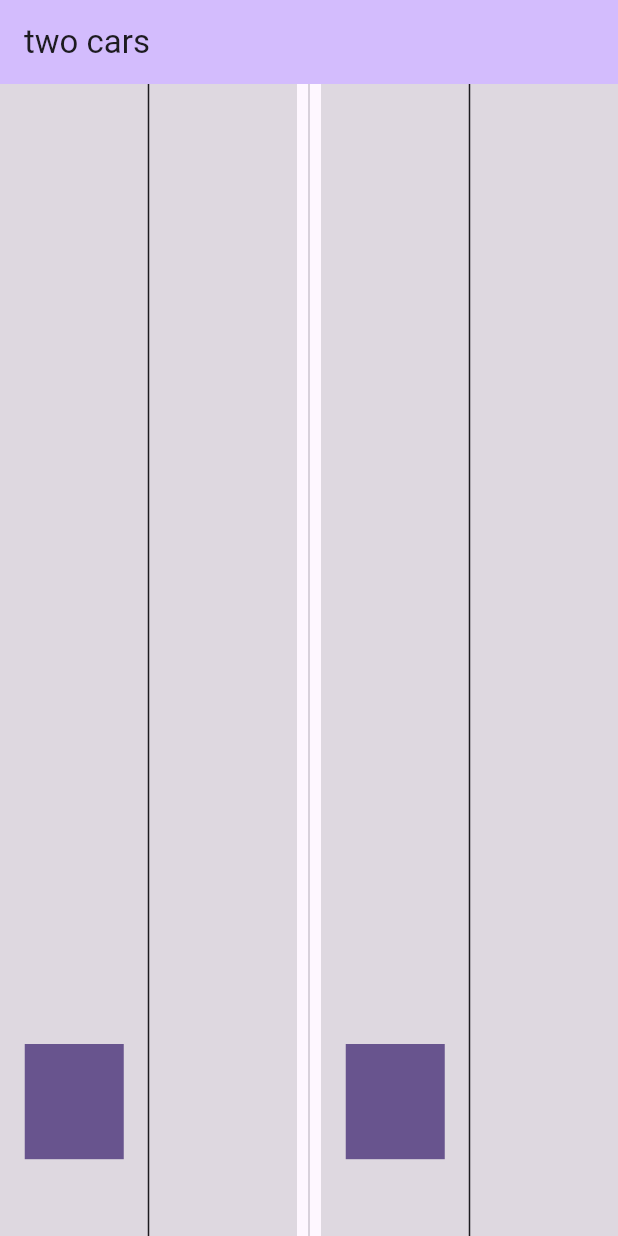
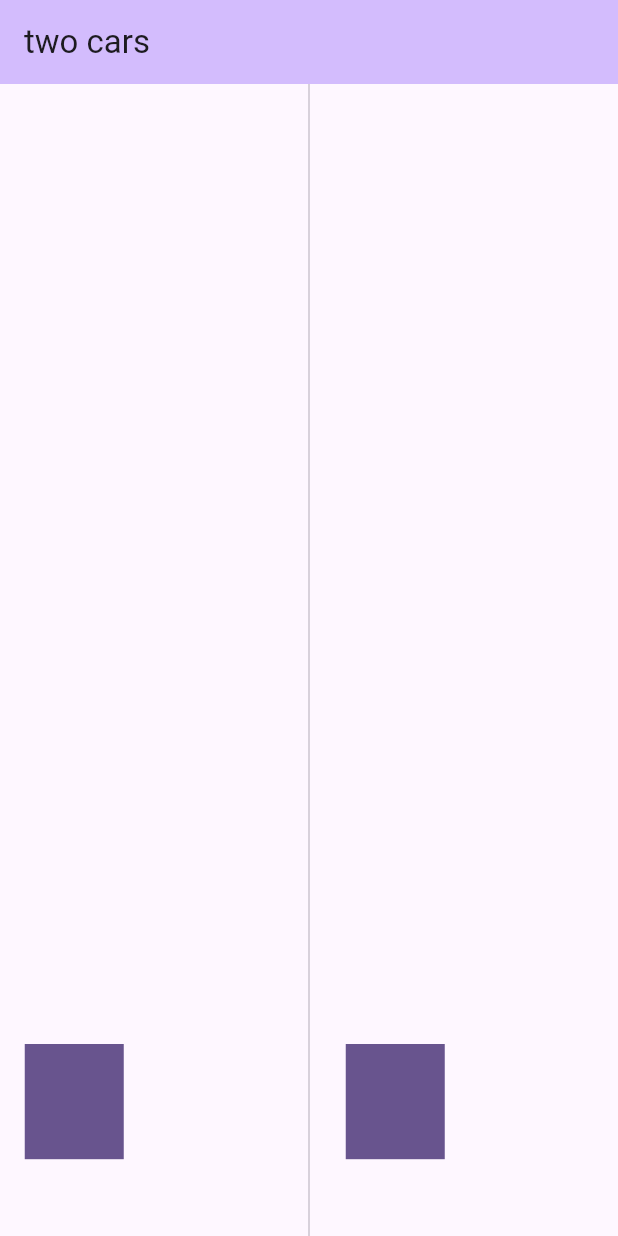
Before and after one commit to B1LLP4RK/two_cars, a Flutter app: the screen it shows after launch, on a phone screen of 412 x 824 dp. Run offline on Flutter 3.47's test engine with Material 3 defaults, Android fonts, the phone set to English and light mode, and no system bars.

Commit message:
refactor code

```diff
--- /dev/null
+++ b/lib/course_widget.dart
@@ -0,0 +1,221 @@
+import 'dart:math';
+
+import 'package:flutter/material.dart';
+import 'package:provider/provider.dart';
+import 'package:two_cars/model/course_object_model.dart';
+import 'dart:async';
+
+import 'package:two_cars/square_block_widget.dart';
+
+class CourseWidget extends StatefulWidget {
+  const CourseWidget({super.key});
+
+  @override
+  State<CourseWidget> createState() => _CourseWidgetState();
+}
+
+class InvalidCarLocationError extends Error {}
+
+class _CourseWidgetState extends State<CourseWidget> {
+  int carLocation = 0;
+  void toggleCarLocation() {
+    if (carLocation == 0) {
+      carLocation = 1;
+    } else if (carLocation == 1) {
+      carLocation = 0;
+    } else {
+      throw InvalidCarLocationError();
+    }
+  }
+
+  @override
+  Widget build(BuildContext context) {
+    double horizontalCarLocation(double courseWidth, double carWidth) {
+      double minimumFromLeft = (courseWidth / 2 - carWidth) / 2;
+      if (carLocation == 0) {
+        return minimumFromLeft;
+      } else if (carLocation == 1) {
+        return minimumFromLeft + courseWidth / 2;
+      }
+      throw InvalidCarLocationError();
+    }
+
+    return ChangeNotifierProvider(
+      create: (context) => CourseObjectModel(),
+      builder: (context, child) {
+        return LayoutBuilder(
+          builder: (context, constraints) {
+            double courseWidth = constraints.maxWidth;
+            double carWidth = courseWidth / 3;
+            double courseLength = constraints.maxHeight;
+            return GestureDetector(
+              child: Stack(
+                children: [
+                  BackgroundLayer(),
+                  CourseObjectsLayer(),
+                  CarWidgetLayer(
+                    courseLength: courseLength,
+                    courseWidth: courseWidth,
+                    carWidth: carWidth,
+                    horizontalCarLocation: horizontalCarLocation(
+                      courseWidth,
+                      carWidth,
+                    ),
+                  ),
+                ],
+              ),
+              onTap: () {
+                setState(() {
+                  toggleCarLocation();
+                });
+              },
+            );
+          },
+        );
+      },
+    );
+  }
+}
+
+class CarWidgetLayer extends StatelessWidget {
+  const CarWidgetLayer({
+    super.key,
+    required this.courseLength,
+    required this.courseWidth,
+    required this.carWidth,
+    required this.horizontalCarLocation,
+  });
+
+  final double courseLength;
+  final double courseWidth;
+  final double carWidth;
+  final double horizontalCarLocation;
+
+  @override
+  Widget build(BuildContext context) {
+    return AnimatedPositioned(
+      duration: Duration(milliseconds: 100),
+      bottom: courseLength / 15,
+      left: horizontalCarLocation,
+      child: Container(
+        color: ColorScheme.of(context).primary,
+        width: carWidth,
+        height: courseLength / 10,
+      ),
+    );
+  }
+}
+
+class CourseObjectsLayer extends StatefulWidget {
+  @override
+  State<CourseObjectsLayer> createState() => _CourseObjectsLayerState();
+}
+
+class _CourseObjectsLayerState extends State<CourseObjectsLayer>
+    with TickerProviderStateMixin {
+  late Timer _timer;
+  static final random = Random();
+  @override
+  void initState() {
+    _timer = Timer.periodic(Duration(seconds: 1), (timer) {
+      CourseObjectModel courseObjectModel = Provider.of<CourseObjectModel>(
+        context,
+        listen: false,
+      );
+      AnimationController animation = AnimationController(
+        vsync: this,
+        duration: Duration(seconds: 1),
+      );
+
+      animation.forward().whenComplete(() {
+        animation.dispose();
+        courseObjectModel.removeSquareBlock(Lane.leftLane);
+      });
+      SquareBlock squareBlock = SquareBlock(
+        animation.drive(
+          AlignmentTween(begin: Alignment(0.5, -0.5), end: Alignment(0.5, 1.5)),
+        ),
+      );
+      if (random.nextBool()) {
+        courseObjectModel.addSquareBlock(Lane.leftLane, squareBlock);
+      } else {
+        courseObjectModel.addSquareBlock(Lane.rightLane, squareBlock);
+      }
+    });
+    super.initState();
+  }
+
+  @override
+  void dispose() {
+    _timer.cancel();
+    super.dispose();
+  }
+
+  @override
+  Widget build(BuildContext context) {
+    List<SquareBlock> leftSquares = Provider.of<CourseObjectModel>(
+      context,
+    ).leftLaneSquareBlockList;
+    List<SquareBlock> rightSquares = Provider.of<CourseObjectModel>(
+      context,
+    ).rightLaneSquareBlockList;
+    return Row(
+      children: [
+        Expanded(
+          child: Stack(
+            children: leftSquares.map((leftsquare) {
+              return FallingWidget(
+                animation: leftsquare.animation as Animation<Alignment>,
+                child: SquareBlockWidget(),
+              );
+            }).toList(),
+          ),
+        ),
+        Expanded(child: Stack(children: [])),
+      ],
+    );
+  }
+}
+
+class FallingWidget extends StatefulWidget {
+  final Animation<Alignment> animation;
+  final Widget child;
+  const FallingWidget({
+    super.key,
+    required this.animation,
+    required this.child,
+  });
+
+  @override
+  State<FallingWidget> createState() => _FallingWidgetState();
+}
+
+class _FallingWidgetState extends State<FallingWidget> {
+  @override
+  void initState() {
+    widget.animation.addListener(() {
+      setState(() {});
+    });
+    super.initState();
+  }
+
+  @override
+  Widget build(BuildContext context) {
+    return Align(alignment: widget.animation.value, child: widget.child);
+  }
+}
+
+class BackgroundLayer extends StatelessWidget {
+  const BackgroundLayer({super.key});
+
+  @override
+  Widget build(BuildContext context) {
+    return Row(
+      children: [
+        Expanded(child: ColoredBox(color: Colors.lightBlue)),
+        Divider(),
+        Expanded(child: ColoredBox(color: Colors.lightBlue)),
+      ],
+    );
+  }
+}
--- a/lib/main.dart
+++ b/lib/main.dart
@@ -1,11 +1,5 @@
-import 'dart:math';
-
 import 'package:flutter/material.dart';
-import 'package:provider/provider.dart';
-import 'package:two_cars/model/course_object_model.dart';
-import 'dart:async';
-
-import 'package:two_cars/square_block_widget.dart';
+import 'package:two_cars/course_widget.dart';
 
 void main() {
   runApp(const TwoCarsApp());
@@ -27,21 +21,16 @@
   }
 }
 
-class GameScreen extends StatefulWidget {
+class GameScreen extends StatelessWidget {
   const GameScreen({super.key, required this.title});
   final String title;
 
-  @override
-  State<GameScreen> createState() => _GameScreenState();
-}
-
-class _GameScreenState extends State<GameScreen> {
   @override
   Widget build(BuildContext context) {
     return Scaffold(
       appBar: AppBar(
         backgroundColor: Theme.of(context).colorScheme.inversePrimary,
-        title: Text(widget.title),
+        title: Text(title),
       ),
       body: Row(
         children: [
@@ -53,178 +42,3 @@
     );
   }
 }
-
-class CourseWidget extends StatefulWidget {
-  const CourseWidget({super.key});
-
-  @override
-  State<CourseWidget> createState() => _CourseWidgetState();
-}
-
-class InvalidCarLocationError extends Error {}
-
-class _CourseWidgetState extends State<CourseWidget> {
-  int carLocation = 0;
-  void toggleCarLocation() {
-    if (carLocation == 0) {
-      carLocation = 1;
-    } else if (carLocation == 1) {
-      carLocation = 0;
-    } else {
-      throw InvalidCarLocationError();
-    }
-  }
-
-  @override
-  Widget build(BuildContext context) {
-    double horizontalCarLocation(double courseWidth, double carWidth) {
-      double minimumFromLeft = (courseWidth / 2 - carWidth) / 2;
-      if (carLocation == 0) {
-        return minimumFromLeft;
-      } else if (carLocation == 1) {
-        return minimumFromLeft + courseWidth / 2;
-      }
-      throw InvalidCarLocationError();
-    }
-
-    return ChangeNotifierProvider(
-      create: (context) => CourseObjectModel(),
-      builder: (context, child) {
-        return LayoutBuilder(
-          builder: (context, constraints) {
-            double courseWidth = constraints.maxWidth;
-            double carWidth = courseWidth / 3;
-            double courseLength = constraints.maxHeight;
-            return GestureDetector(
-              child: Stack(
-                children: [
-                  Container(color: ColorScheme.of(context).surfaceDim),
-                  Center(
-                    child: VerticalDivider(
-                      color: ColorScheme.of(context).onSurface,
-                    ),
-                  ),
-
-                  CourseObjectsLayer(),
-                  AnimatedPositioned(
-                    duration: Duration(milliseconds: 100),
-                    bottom: courseLength / 15,
-                    left: horizontalCarLocation(courseWidth, carWidth),
-                    child: Container(
-                      color: ColorScheme.of(context).primary,
-                      width: carWidth,
-                      height: courseLength / 10,
-                    ),
-                  ),
-                ],
-              ),
-              onTap: () {
-                setState(() {
-                  toggleCarLocation();
-                });
-              },
-            );
-          },
-        );
-      },
-    );
-  }
-}
-
-class CourseObjectsLayer extends StatefulWidget {
-  @override
-  State<CourseObjectsLayer> createState() => _CourseObjectsLayerState();
-}
-
-class _CourseObjectsLayerState extends State<CourseObjectsLayer>
-    with TickerProviderStateMixin {
-  late Timer _timer;
-  static final random = Random();
-  @override
-  void initState() {
-    _timer = Timer.periodic(Duration(seconds: 1), (timer) {
-      CourseObjectModel courseObjectModel = Provider.of<CourseObjectModel>(
-        context,
-        listen: false,
-      );
-      AnimationController animation = AnimationController(
-        vsync: this,
-        duration: Duration(seconds: 1),
-      );
-      SquareBlock squareBlock = SquareBlock(
-        animation
-          ..drive(
-            AlignmentTween(
-              begin: Alignment(0.5, -0.5),
-              end: Alignment(0.5, 1.5),
-            ),
-          )
-          ..forward().whenComplete(() {
-            animation.dispose();
-            courseObjectModel.removeSquareBlock(Lane.leftLane);
-          }),
-      );
-      if (random.nextBool()) {
-        courseObjectModel.addSquareBlock(Lane.leftLane, squareBlock);
-      } else {
-        courseObjectModel.addSquareBlock(Lane.rightLane, squareBlock);
-      }
-    });
-    super.initState();
-  }
-
-  @override
-  void dispose() {
-    _timer.cancel();
-    super.dispose();
-  }
-
-  @override
-  Widget build(BuildContext context) {
-    List<SquareBlock> leftSquares = Provider.of<CourseObjectModel>(
-      context,
-    ).leftLaneSquareBlockList;
-    List<SquareBlock> rightSquares = Provider.of<CourseObjectModel>(
-      context,
-    ).rightLaneSquareBlockList;
-    return Row(
-      children: [
-        Expanded(
-          child: Stack(
-            children: leftSquares.map((leftsquare) {
-              return FallingWidget(
-                animation: leftsquare.animation as Animation<Alignment>,
-                child: SquareBlockWidget(),
-              );
-            }).toList(),
-          ),
-        ),
-        Expanded(child: Stack(children: [])),
-      ],
-    );
-  }
-}
-
-class FallingWidget extends StatefulWidget {
-  final Animation<Alignment> animation;
-  Widget child;
-  FallingWidget({super.key, required this.animation, required this.child});
-
-  @override
-  State<FallingWidget> createState() => _FallingWidgetState();
-}
-
-class _FallingWidgetState extends State<FallingWidget> {
-  @override
-  void initState() {
-    widget.animation.addListener(() {
-      setState(() {});
-    });
-    super.initState();
-  }
-
-  @override
-  Widget build(BuildContext context) {
-    return Align(alignment: widget.animation.value, child: widget.child);
-  }
-}
```
